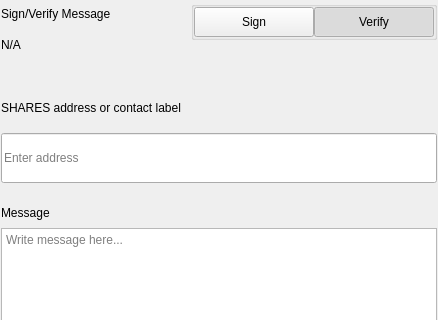
First picture: the form in src/qt/pivx/settings/forms/settingssignmessagewidgets.ui, repository AltcoinBaggins/lil, before the edit; both pictures show x 0 to 438 and y 0 to 320 of the 438 by 579 pixel window.
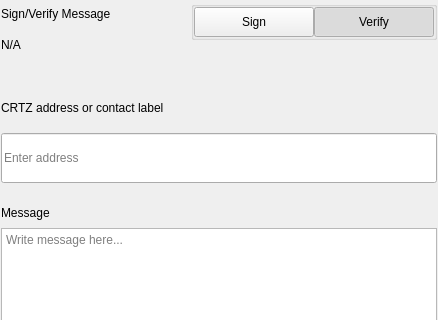
Second picture: the form after the edit.

```diff
--- a/src/qt/pivx/settings/forms/settingssignmessagewidgets.ui
+++ b/src/qt/pivx/settings/forms/settingssignmessagewidgets.ui
@@ -276,7 +276,7 @@
                </size>
               </property>
               <property name="text">
-               <string>SHARES address or contact label</string>
+               <string>CRTZ address or contact label</string>
               </property>
              </widget>
             </item>
```
